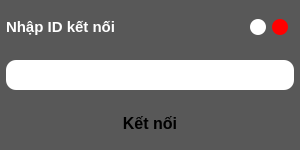
First picture: the form in UI_Files/connect.ui, repository hoangm960/Astraea, before the edit.
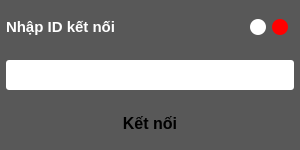
Second picture: the form after the edit.

Diff of the .ui file:
```diff
--- a/UI_Files/connect.ui
+++ b/UI_Files/connect.ui
@@ -27,7 +27,7 @@
   </property>
   <property name="styleSheet">
    <string notr="true">background-color: rgb(88, 88, 88);
-border-radius: 10px;</string>
+border-radius: 3px;</string>
   </property>
   <widget class="QWidget" name="centralwidget">
    <layout class="QVBoxLayout" name="verticalLayout">
```
